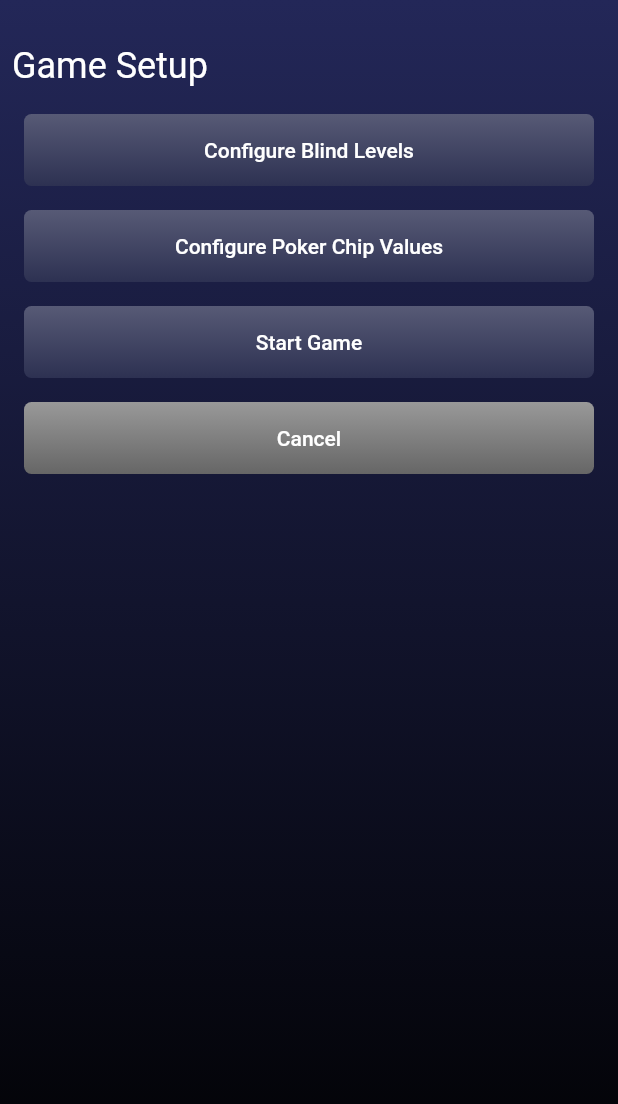
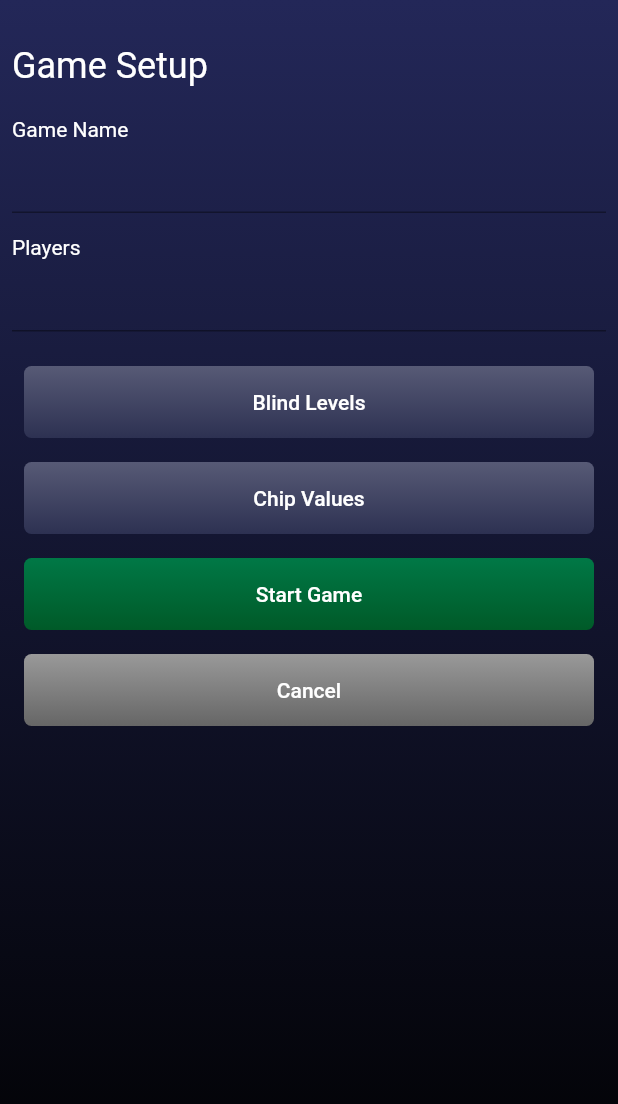
Before and after one commit to SamMalcolm/poker-tournament-timer, a Flutter app: the screen it shows after launch, after a tap on "Create Game", on a phone screen of 412 x 824 dp. Shown: the top 1104 px of the screen. Run offline on Flutter 3.47's test engine with Material 2 defaults, Android fonts, the phone set to English and light mode, and no system bars; Roboto replaces fonts that are missing (primaryBold, primaryLight).

Commit message:
why is this view not working, the error text is obnoxiously vague

```diff
--- a/lib/components/buttons.dart
+++ b/lib/components/buttons.dart
@@ -19,7 +19,7 @@ Widget pokerButton(onPressed, text,
             onPressed: onPressed,
             child: Text(
               text,
-              style: TextStyle(color: Colors.white),
+              style: TextStyle(color: Colors.white, fontFamily: 'primaryLight'),
             ))),
   );
 }
--- /dev/null
+++ b/lib/components/mainViewTemplate.dart
@@ -0,0 +1,24 @@
+import 'package:flutter/material.dart';
+import 'package:flutter/services.dart';
+
+Widget mainViewTemplate(children, {padding: true}) {
+  return Container(
+      decoration: BoxDecoration(
+          gradient: LinearGradient(
+              begin: Alignment.topCenter,
+              end: Alignment.bottomCenter,
+              colors: <Color>[
+            Color.fromRGBO(35, 39, 88, 1),
+            Color.fromRGBO(0, 0, 0, 1)
+          ])),
+      child: Scaffold(
+          backgroundColor: Colors.transparent,
+          body: Padding(
+              padding: (padding)
+                  ? const EdgeInsets.fromLTRB(8.0, 20.0, 8.0, 8.0)
+                  : const EdgeInsets.all(0.0),
+              child: Column(
+                  mainAxisSize: MainAxisSize.max,
+                  crossAxisAlignment: CrossAxisAlignment.stretch,
+                  children: children))));
+}
--- /dev/null
+++ b/lib/controller/pokerGame.dart
@@ -0,0 +1,10 @@
+class PokerGame {
+  List<Map> blindLevels = [];
+  int playerCount = 0;
+  String gameName = "";
+  List<Map> chips = [];
+  bool paused = true;
+  int blindLevelTime = 600;
+
+  PokerGame() {}
+}
--- a/lib/gameSetupView.dart
+++ b/lib/gameSetupView.dart
@@ -1,6 +1,12 @@
 import 'package:flutter/material.dart';
 import 'package:flutter/services.dart';
+import 'package:poker_tournament_timer/chipValueManager.dart';
+import 'blindLevelManager.dart';
+import 'chipValueManager.dart';
+import 'gameView.dart';
+import 'components/mainViewTemplate.dart';
 import 'components/buttons.dart';
+import 'controller/pokerGame.dart';
 
 class GameSetupView extends StatefulWidget {
   GameSetupView({Key? key}) : super(key: key);
@@ -9,49 +15,89 @@ class GameSetupView extends StatefulWidget {
 }
 
 class _GameSetupViewState extends State<GameSetupView> {
+  PokerGame game = PokerGame();
+
+  @override
+  void initState() {
+    super.initState();
+  }
+
   @override
   Widget build(BuildContext context) {
-    return Container(
-        decoration: BoxDecoration(
-            gradient: LinearGradient(
-                begin: Alignment.topCenter,
-                end: Alignment.bottomCenter,
-                colors: <Color>[
-              Color.fromRGBO(35, 39, 88, 1),
-              Color.fromRGBO(0, 0, 0, 1)
-            ])),
-        child: Scaffold(
-            backgroundColor: Colors.transparent,
-            body: Padding(
-              padding: const EdgeInsets.fromLTRB(8.0, 20.0, 8.0, 8.0),
-              child: Column(
-                  mainAxisSize: MainAxisSize.max,
-                  crossAxisAlignment: CrossAxisAlignment.stretch,
-                  children: [
+    return mainViewTemplate([
       SizedBox(
         height: 10.0,
       ),
       Text("Game Setup",
-                        style: TextStyle(color: Colors.white, fontSize: 24.0)),
+          style: TextStyle(
+              color: Colors.white, fontSize: 24.0, fontFamily: 'primaryBold')),
       SizedBox(
-                      height: 10.0,
+        height: 20.0,
+      ),
+      Text(
+        "Game Name",
+        style: TextStyle(color: Colors.white, fontFamily: 'primaryBold'),
+      ),
+      TextField(
+        onChanged: (String string) {
+          print(string);
+        },
+        style: TextStyle(color: Colors.white),
+      ),
+      SizedBox(
+        height: 15.0,
+      ),
+      Text(
+        "Players",
+        style: TextStyle(color: Colors.white),
+      ),
+      TextField(
+        keyboardType: TextInputType.number,
+        onChanged: (String string) {
+          print(string);
+        },
+        style: TextStyle(color: Colors.white),
+      ),
+      SizedBox(
+        height: 15.0,
       ),
       pokerButton(() {
-                      Navigator.pop(context);
-                    }, "Configure Blind Levels"),
+        Navigator.push(
+            context,
+            MaterialPageRoute(
+              builder: (context) => BlindLevelManagerView(
+                  game: game,
+                  updateGame: (g) {
+                    setState(() {
+                      game = g;
+                      print(game);
+                    });
+                  }),
+            ));
+      }, "Blind Levels"),
       pokerButton(() {
-                      Navigator.pop(context);
-                    }, "Configure Poker Chip Values"),
+        Navigator.push(
+            context,
+            MaterialPageRoute(
+              builder: (context) => ChipValueManagerView(),
+            ));
+      }, "Chip Values"),
       pokerButton(() {
-                      Navigator.pop(context);
-                    }, "Start Game"),
+        Navigator.push(
+            context,
+            MaterialPageRoute(
+              builder: (context) => GameView(),
+            ));
+      }, "Start Game", colors: <Color>[
+        Color.fromRGBO(0, 120, 70, 1),
+        Color.fromRGBO(0, 90, 40, 1),
+      ]),
       pokerButton(() {
         Navigator.pop(context);
       }, "Cancel", colors: <Color>[
         Color.fromRGBO(153, 153, 153, 1),
         Color.fromRGBO(102, 102, 102, 1),
       ])
-                  ]),
-            )));
+    ]);
   }
 }
--- a/lib/main.dart
+++ b/lib/main.dart
@@ -2,6 +2,7 @@ import 'package:flutter/material.dart';
 import 'package:flutter/services.dart';
 import 'gameSetupView.dart';
 import 'components/buttons.dart';
+import 'components/mainViewTemplate.dart';
 
 void main() {
   runApp(MyApp());
@@ -14,13 +15,12 @@ class MyApp extends StatelessWidget {
       title: 'Poker Tournament Timer',
       theme: ThemeData(
         primaryTextTheme: TextTheme(
-              button: TextStyle(
-                  color: Colors.white, backgroundColor: Colors.white)),
-          primarySwatch: Colors.blue,
-          // scaffoldBackgroundColor: LinearGradient(colors: <Colors>[Color.fromRGBO(247, 147, 30, 1),Color.fromRGBO(247, 147, 30, 1)]),
+            button:
+                TextStyle(color: Colors.white, backgroundColor: Colors.white)),
+        primarySwatch: Colors.orange,
         backgroundColor: Colors.blue,
-          accentColor: Color.fromRGBO(247, 147, 30, 1)),
-      // themeMode: ThemeMode.dark,
+        accentColor: Colors.orange,
+      ),
       home: MyHomePage(title: 'Poker Tournament Timer'),
     );
   }
@@ -36,20 +36,7 @@ class MyHomePage extends StatefulWidget {
 class _MyHomePageState extends State<MyHomePage> {
   @override
   Widget build(BuildContext context) {
-    return Container(
-        decoration: BoxDecoration(
-            gradient: LinearGradient(
-                begin: Alignment.topCenter,
-                end: Alignment.bottomCenter,
-                colors: <Color>[
-              Color.fromRGBO(35, 39, 88, 1),
-              Color.fromRGBO(0, 0, 0, 1)
-            ])),
-        child: Scaffold(
-            backgroundColor: Colors.transparent,
-            body: SingleChildScrollView(
-                child: Column(
-              children: [
+    return mainViewTemplate([
       Stack(
         alignment: Alignment.bottomLeft,
         children: [
@@ -80,8 +67,7 @@ class _MyHomePageState extends State<MyHomePage> {
               'Poker Tournament Timer',
               textAlign: TextAlign.left,
               style: TextStyle(
-                          fontFamily: 'Helvetica Neue',
-                          fontWeight: FontWeight.bold,
+                fontFamily: 'primaryBold',
                 fontSize: 32,
                 color: Colors.white,
               ),
@@ -90,9 +76,7 @@ class _MyHomePageState extends State<MyHomePage> {
         ],
       ),
       Column(children: [
-                  Column(
-                      crossAxisAlignment: CrossAxisAlignment.stretch,
-                      children: [
+        Column(crossAxisAlignment: CrossAxisAlignment.stretch, children: [
           pokerButton(() {
             Navigator.push(
                 context,
@@ -103,16 +87,13 @@ class _MyHomePageState extends State<MyHomePage> {
           pokerButton(() {}, "Join Game"),
         ]),
         // Spacer(),
-                  Column(
-                      crossAxisAlignment: CrossAxisAlignment.stretch,
-                      children: [
+        Column(crossAxisAlignment: CrossAxisAlignment.stretch, children: [
           Text(
             '© Sam Malcolm Media 2021',
             style: TextStyle(color: Colors.grey, fontSize: 10.0),
           )
         ])
       ])
-              ],
-            ))));
+    ], padding: false);
   }
 }
```
Also changed, not shown: lib/blindLevelManager.dart (+79 -0 lines), lib/chipValueManager.dart (+27 -0 lines), lib/gameView.dart (+17 -0 lines), pubspec.yaml (+9 -0 lines), 1 other file. Lines whose indentation alone changed are shown as unchanged.
